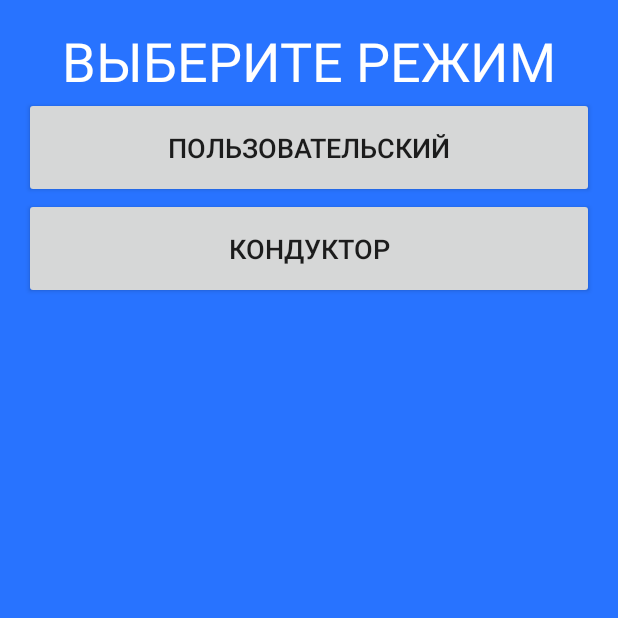
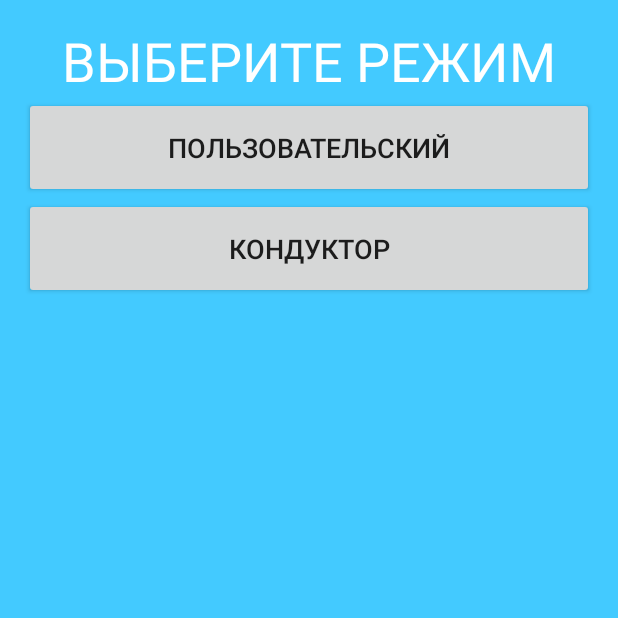
Before and after one commit to IlyaKuprik/BUSCLICKERPROJECT, an Android app: the screen it shows after launch (MainActivity), on a phone screen of 412 x 824 dp, the top half of it. Run offline under Robolectric (Android 15) with nearby library versions, the phone set to English and light mode, and no system bars.

Commit message:
Замена задника(Нужно поменять фон кнопки)

```diff
--- a/app/src/main/res/values/colors.xml
+++ b/app/src/main/res/values/colors.xml
@@ -3,6 +3,6 @@
     <color name="colorPrimary">#3F51B5</color>
     <color name="colorPrimaryDark">#303F9F</color>
     <color name="colorAccent">#FF4081</color>
-    <color name="background">#2873ff</color>
+    <color name="background">#43caff</color>
     <color name="backgroundEditText">#b8ffffff</color>
 </resources>
```
